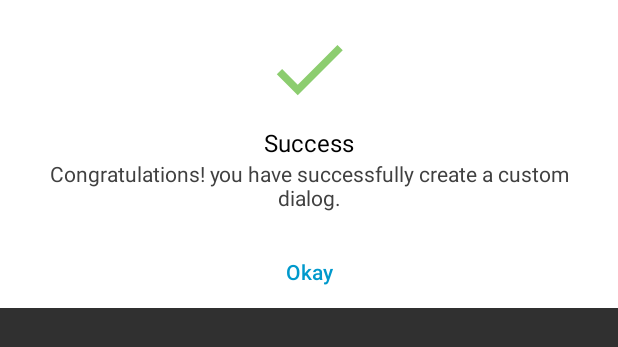
After one commit to MilaMix/WonderCal, an Android app: the layout register_success_dialog.xml on its own in the app's theme, with its tools: preview values and no code run, on a phone screen of 412 x 824 dp. The commit adds this screen. Shown: the top 347 px of the screen. Run offline under Robolectric (Android 15) with nearby library versions, the phone set to English and light mode, and no system bars; network calls fail.

Commit message:
regist dialog

```diff
--- a/app/src/main/AndroidManifest.xml
+++ b/app/src/main/AndroidManifest.xml
@@ -13,6 +13,7 @@
         android:supportsRtl="true"
         android:theme="@style/Theme.AppCompat.NoActionBar"
         android:usesCleartextTraffic="true">
+
         <activity
             android:name=".ForgotActivity"
             android:exported="true" />
--- a/app/src/main/java/com/example/milamix/wondercal/RegisterActivity.java
+++ b/app/src/main/java/com/example/milamix/wondercal/RegisterActivity.java
@@ -65,6 +65,7 @@ public class RegisterActivity extends AppCompatActivity {
         };
         RequestQueue queue = Volley.newRequestQueue(this);
         queue.add(stringRequest);
+
     }
 
     private void swapToLoginPage(){
--- /dev/null
+++ b/app/src/main/res/drawable/background_dialog.xml
@@ -0,0 +1,5 @@
+<?xml version="1.0" encoding="utf-8"?>
+<shape android:shape="rectangle" xmlns:android="http://schemas.android.com/apk/res/android">
+    <corners android:radius="12dp"/>
+    <solid android:color="@color/white"></solid>
+</shape>
--- /dev/null
+++ b/app/src/main/res/drawable/ic_baseline_success_24.xml
@@ -0,0 +1,5 @@
+<vector android:height="60dp" android:tint="#8CCD6F"
+    android:viewportHeight="24" android:viewportWidth="24"
+    android:width="60dp" xmlns:android="http://schemas.android.com/apk/res/android">
+    <path android:fillColor="@android:color/white" android:pathData="M9,16.17L4.83,12l-1.42,1.41L9,19 21,7l-1.41,-1.41z"/>
+</vector>
--- /dev/null
+++ b/app/src/main/res/layout/register_success_dialog.xml
@@ -0,0 +1,63 @@
+<?xml version="1.0" encoding="utf-8"?>
+<androidx.constraintlayout.widget.ConstraintLayout xmlns:android="http://schemas.android.com/apk/res/android"
+    xmlns:app="http://schemas.android.com/apk/res-auto"
+    xmlns:tools="http://schemas.android.com/tools"
+    android:layout_width="match_parent"
+    android:layout_height="wrap_content"
+    android:background="@android:color/white">
+
+
+    <ImageView
+        android:id="@+id/imageView"
+        android:layout_width="wrap_content"
+        android:layout_height="wrap_content"
+        android:layout_marginStart="8dp"
+        android:layout_marginTop="16dp"
+        android:layout_marginEnd="8dp"
+        app:layout_constraintEnd_toEndOf="parent"
+        app:layout_constraintStart_toStartOf="parent"
+        app:layout_constraintTop_toTopOf="parent"
+        app:srcCompat="@drawable/ic_baseline_success_24" />
+
+    <TextView
+        android:id="@+id/textView"
+        android:layout_width="wrap_content"
+        android:layout_height="wrap_content"
+        android:layout_marginStart="8dp"
+        android:layout_marginTop="8dp"
+        android:layout_marginEnd="8dp"
+        android:text="Success"
+        android:textColor="@android:color/black"
+        android:textSize="16sp"
+        app:layout_constraintEnd_toEndOf="parent"
+        app:layout_constraintStart_toStartOf="parent"
+        app:layout_constraintTop_toBottomOf="@+id/imageView" />
+
+    <TextView
+        android:id="@+id/textView2"
+        android:textColor="@color/black"
+        android:layout_width="0dp"
+        android:layout_height="wrap_content"
+        android:layout_marginStart="16dp"
+        android:layout_marginEnd="16dp"
+        android:text="Congratulations! you have successfully create a custom dialog."
+        android:textAlignment="center"
+        app:layout_constraintEnd_toEndOf="parent"
+        app:layout_constraintStart_toStartOf="parent"
+        app:layout_constraintTop_toBottomOf="@+id/textView" />
+
+    <Button
+        android:id="@+id/btn_okay"
+        android:layout_width="0dp"
+        android:layout_height="wrap_content"
+        android:layout_marginTop="16dp"
+        android:background="@android:color/transparent"
+        android:stateListAnimator="@null"
+        android:text="Okay"
+        android:textAllCaps="false"
+        android:textColor="@android:color/holo_blue_dark"
+        app:layout_constraintBottom_toBottomOf="parent"
+        app:layout_constraintEnd_toEndOf="parent"
+        app:layout_constraintStart_toStartOf="parent"
+        app:layout_constraintTop_toBottomOf="@+id/textView2" />
+</androidx.constraintlayout.widget.ConstraintLayout>
```
Also changed, not shown: app/src/main/res/values-night/themes.xml (deleted, +0 -17 lines), app/src/main/res/values/style.xml (added, +15 -0 lines), app/src/main/res/values/themes.xml (deleted, +0 -18 lines).
